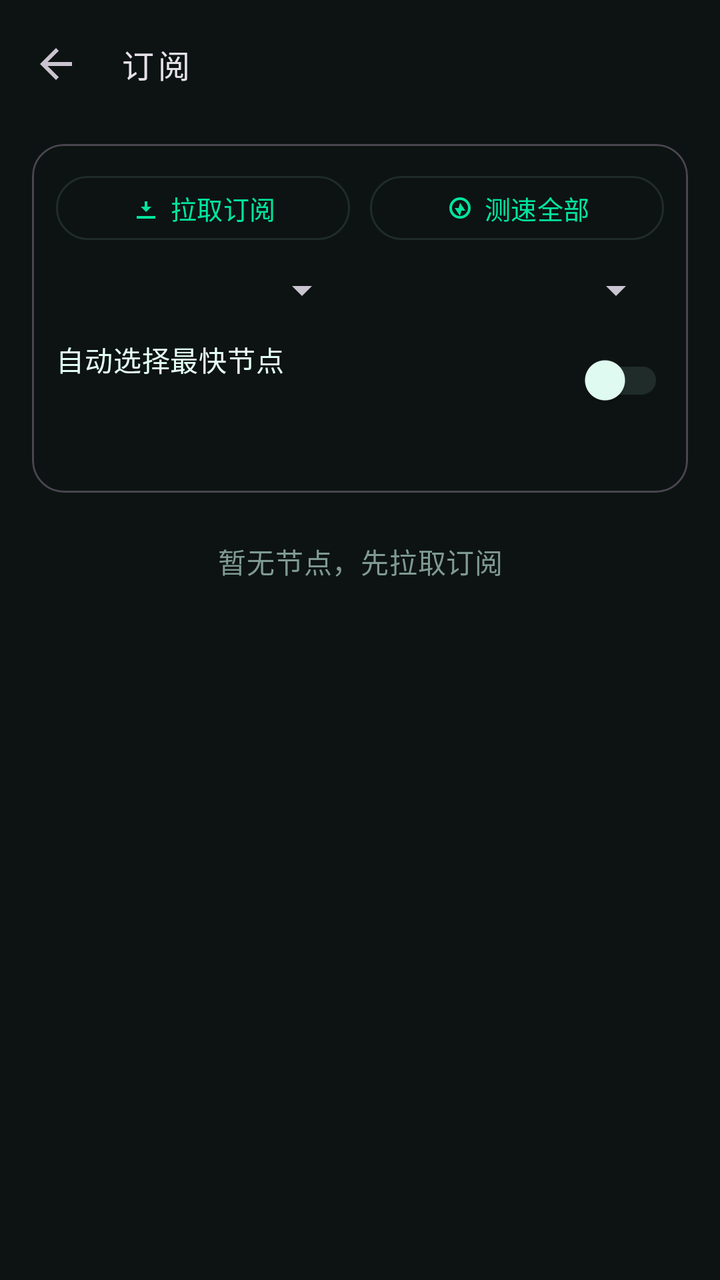
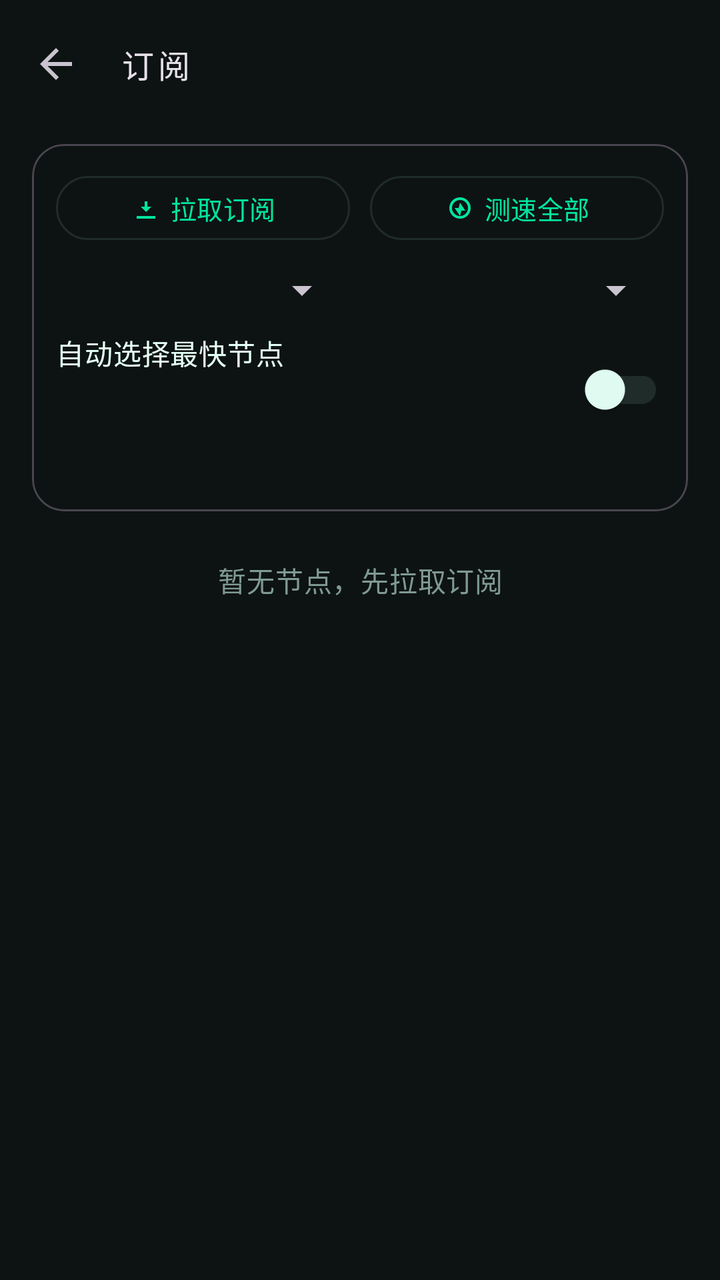

Screens rendered from an Android XML layout before and after an edit, with the pre-edit source and the edit as a unified diff.
<!-- AndroidManifest.xml: application theme Theme.TunVPN -->
<!-- res/layout/activity_subscribe.xml -->
<?xml version="1.0" encoding="utf-8"?>
<LinearLayout xmlns:android="http://schemas.android.com/apk/res/android"
	xmlns:app="http://schemas.android.com/apk/res-auto"
	android:orientation="vertical"
	android:layout_width="match_parent"
	android:layout_height="match_parent"
	android:background="?attr/colorSurface">
	<com.google.android.material.appbar.MaterialToolbar
		android:id="@+id/toolbar"
		android:layout_width="match_parent"
		android:layout_height="?attr/actionBarSize"
		app:navigationIcon="?attr/homeAsUpIndicator"
		app:title="@string/subscribe"
		app:titleTextAppearance="@style/TextAppearance.TunVPN.Toolbar"/>
	<com.google.android.material.card.MaterialCardView
		style="@style/Widget.Material3.CardView.Outlined"
		android:layout_width="match_parent"
		android:layout_height="wrap_content"
		android:layout_marginLeft="16dp"
		android:layout_marginRight="16dp"
		android:layout_marginTop="8dp"
		app:cardCornerRadius="16dp">
		<LinearLayout
			android:orientation="vertical"
			android:layout_width="match_parent"
			android:layout_height="wrap_content"
			android:padding="12dp">
			<LinearLayout
				android:orientation="horizontal"
				android:layout_width="match_parent"
				android:layout_height="wrap_content">
				<com.google.android.material.button.MaterialButton
					android:id="@+id/sub_fetch"
					style="?attr/materialButtonOutlinedStyle"
					android:layout_width="0dp"
					android:layout_weight="1"
					android:layout_height="wrap_content"
					android:minHeight="40dp"
					android:text="@string/sub_fetch"
					android:textSize="13sp"
					app:cornerRadius="20dp"
					app:icon="@drawable/ic_subscribe"
					app:iconGravity="textStart"
					app:iconPadding="4dp"
					app:iconSize="16dp"/>
				<com.google.android.material.button.MaterialButton
					android:id="@+id/sub_test_all"
					style="?attr/materialButtonOutlinedStyle"
					android:layout_width="0dp"
					android:layout_weight="1"
					android:layout_height="wrap_content"
					android:layout_marginStart="10dp"
					android:minHeight="40dp"
					android:text="@string/sub_test_all"
					android:textSize="13sp"
					app:cornerRadius="20dp"
					app:icon="@drawable/ic_speed"
					app:iconGravity="textStart"
					app:iconPadding="4dp"
					app:iconSize="16dp"/>
			</LinearLayout>
			<LinearLayout
				android:orientation="horizontal"
				android:layout_width="match_parent"
				android:layout_height="wrap_content"
				android:layout_marginTop="6dp">
				<Spinner
					android:id="@+id/sub_sort"
					android:layout_width="0dp"
					android:layout_weight="1"
					android:layout_height="wrap_content"
					android:minHeight="30dp"
					android:spinnerMode="dropdown"/>
				<Spinner
					android:id="@+id/sub_filter"
					android:layout_width="0dp"
					android:layout_weight="1"
					android:layout_height="wrap_content"
					android:layout_marginStart="10dp"
					android:minHeight="30dp"
					android:spinnerMode="dropdown"/>
			</LinearLayout>
			<LinearLayout
				android:orientation="horizontal"
				android:layout_width="match_parent"
				android:layout_height="wrap_content"
				android:layout_marginTop="6dp"
				android:gravity="center_vertical">
				<LinearLayout
					android:orientation="vertical"
					android:layout_width="0dp"
					android:layout_height="wrap_content"
					android:layout_weight="1">
					<TextView
						android:layout_width="match_parent"
						android:layout_height="wrap_content"
						android:text="@string/sub_auto"
						android:textAppearance="?attr/textAppearanceBodyMedium"
						android:textColor="?attr/colorOnSurface"/>
					<TextView
						android:id="@+id/sub_auto_hint"
						android:layout_width="match_parent"
						android:layout_height="wrap_content"
						android:paddingTop="2dp"
						android:paddingBottom="2dp"
						android:textAppearance="?attr/textAppearanceBodySmall"
						android:textColor="?attr/colorPrimary"/>
				</LinearLayout>
				<com.google.android.material.switchmaterial.SwitchMaterial
					android:id="@+id/sub_auto"
					android:layout_width="wrap_content"
					android:layout_height="wrap_content"
					android:layout_marginStart="8dp"/>
			</LinearLayout>
			<TextView
				android:id="@+id/sub_stats"
				android:layout_width="match_parent"
				android:layout_height="wrap_content"
				android:layout_marginTop="4dp"
				android:textAppearance="?attr/textAppearanceBodySmall"
				android:textColor="?attr/colorOnSurfaceVariant"/>
		</LinearLayout>
	</com.google.android.material.card.MaterialCardView>
	<TextView
		android:id="@+id/sub_empty"
		android:layout_width="match_parent"
		android:layout_height="wrap_content"
		android:gravity="center"
		android:padding="24dp"
		android:text="@string/sub_empty"
		android:textAppearance="?attr/textAppearanceBodyMedium"
		android:textColor="?attr/colorOnSurfaceVariant"/>
	<ListView
		android:id="@+id/sub_list"
		android:layout_width="match_parent"
		android:layout_height="match_parent"
		android:clipToPadding="false"
		android:divider="@android:color/transparent"
		android:dividerHeight="8dp"
		android:paddingLeft="16dp"
		android:paddingRight="16dp"
		android:paddingTop="8dp"
		android:paddingBottom="16dp"
		android:scrollbarStyle="outsideOverlay"/>
</LinearLayout>
<!-- resources referenced by this layout -->
<resources>
  <!-- drawable ic_speed (drawable) -->
  <vector xmlns:android="http://schemas.android.com/apk/res/android"
  	android:width="24dp"
  	android:height="24dp"
  	android:viewportWidth="24"
  	android:viewportHeight="24">
  	<path
  		android:fillColor="#000000"
  		android:pathData="M12,4a8,8 0 1,0 0,16 8,8 0 0,0 0,-16zM12,6a6,6 0 1,1 0,12 6,6 0 0,1 0,-12zM12,8l4,6h-3l-1,4 -4,-6h3l1,-4z"/>
  </vector>
  <!-- drawable ic_subscribe (drawable) -->
  <vector xmlns:android="http://schemas.android.com/apk/res/android"
  	android:width="24dp"
  	android:height="24dp"
  	android:viewportWidth="24"
  	android:viewportHeight="24">
  	<path
  		android:fillColor="#000000"
  		android:pathData="M12,15l-4,-4h3V7h2v4h3l-4,4zM5,18h14v2H5V18z"/>
  </vector>
  <string name="sub_auto">自动选择最快节点</string>
  <string name="sub_empty">暂无节点，先拉取订阅</string>
  <string name="sub_fetch">拉取订阅</string>
  <string name="sub_test_all">测速全部</string>
  <string name="subscribe">订阅</string>
  <style name="TextAppearance.TunVPN.Toolbar" parent="TextAppearance.Material3.TitleMedium">
  		<item name="fontFamily">monospace</item>
  		<item name="android:fontFamily">monospace</item>
  		<item name="android:letterSpacing">0.12</item>
  	</style>
  <style name="Theme.TunVPN" parent="Theme.Material3.Dark.NoActionBar">
  		<item name="colorPrimary">#00E5A0</item>
  		<item name="colorOnPrimary">#060A09</item>
  		<item name="colorPrimaryContainer">#10261F</item>
  		<item name="colorOnPrimaryContainer">#6CFFD0</item>
  		<item name="colorSecondary">#00E5A0</item>
  		<item name="colorOnSecondary">#060A09</item>
  		<item name="colorSecondaryContainer">#0B2E26</item>
  		<item name="colorOnSecondaryContainer">#6CFFD0</item>
  		<item name="colorError">#FF5C7A</item>
  		<item name="colorOnError">#060A09</item>
  		<item name="colorErrorContainer">#3A1220</item>
  		<item name="colorOnErrorContainer">#FFC2CE</item>
  		<item name="android:colorBackground">#060A09</item>
  		<item name="colorSurface">#0D1312</item>
  		<item name="colorOnSurface">#E4FFF5</item>
  		<item name="colorSurfaceVariant">#131B1A</item>
  		<item name="colorOnSurfaceVariant">#7F9A93</item>
  		<item name="colorSurfaceContainer">#18221F</item>
  		<item name="colorOutline">#1F2C29</item>
  		<item name="android:statusBarColor">@android:color/transparent</item>
  		<item name="android:navigationBarColor">@android:color/transparent</item>
  		<item name="android:windowLightStatusBar">false</item>
  		<item name="android:windowBackground">#060A09</item>
  	</style>
</resources>

<!-- the commit's change to res/layout/activity_subscribe.xml (unified diff, before → after) -->
@@ -102,6 +102,14 @@
 						android:layout_width="match_parent"
 						android:layout_height="wrap_content"
 						android:paddingTop="2dp"
+						android:textAppearance="?attr/textAppearanceBodySmall"
+						android:textColor="?attr/colorPrimary"/>
+					<TextView
+						android:id="@+id/sub_test_url"
+						android:layout_width="match_parent"
+						android:layout_height="wrap_content"
+						android:ellipsize="middle"
+						android:maxLines="1"
 						android:paddingBottom="2dp"
 						android:textAppearance="?attr/textAppearanceBodySmall"
 						android:textColor="?attr/colorPrimary"/>
